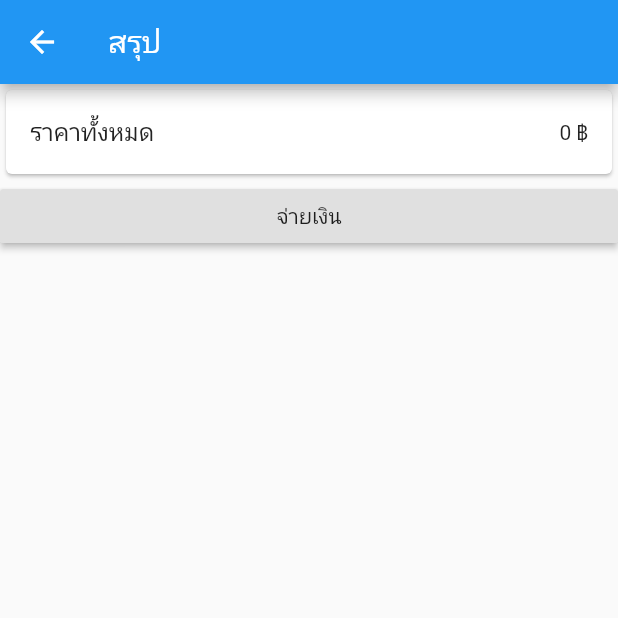
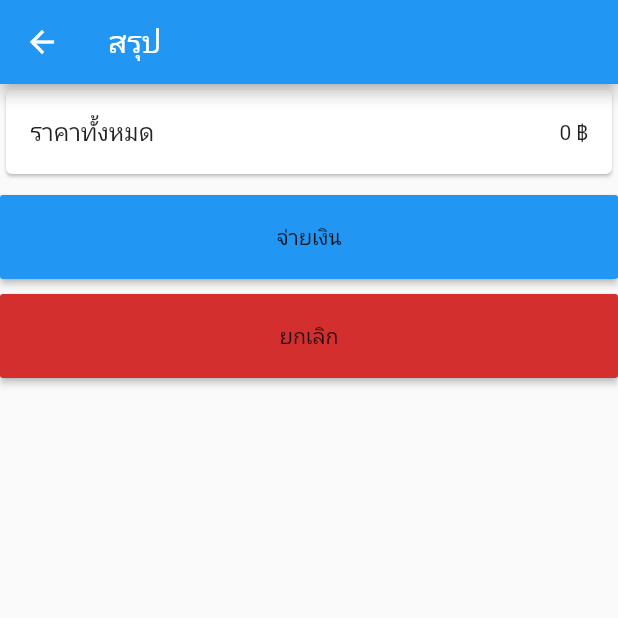
Before and after one commit to Naphaphach/JustYib, a Flutter app: the Summary screen opened directly with empty values, on a phone screen of 412 x 824 dp, the top half of it. Run offline on Flutter 3.47's test engine with Material 2 defaults, Android fonts, the phone set to English and light mode, and no system bars; our stand-ins replace firebase_analytics, package_info; missing offline and left inert: flutter_cupertino_date_picker; accounts and stored records are empty; network calls fail.

```diff
--- a/lib/views/order.dart
+++ b/lib/views/order.dart
@@ -21,7 +21,7 @@ class Order extends StatelessWidget {
         title: Text("รายการของฉัน"),
       ),
       body: ListView(
-        children: SingletonCart().carts.map((cart) {
+        children: SingletonCart().onlyNoneTakenCart().map((cart) {
           return CartList(cart);
           // return Text(cart.totalPrice().toString());
         }).toList(),
--- a/lib/views/summary.dart
+++ b/lib/views/summary.dart
@@ -59,8 +59,12 @@ class SummaryState extends State<Summary> {
     list.add(PriceCard(price: cart.getTotalPrice()));
 
     if (cart.isStatus(Status.none)) {
-      list.add(
-        RaisedButton(
+      list.add(Padding(
+        padding: EdgeInsets.only(top: 10.0),
+        child: MaterialButton(
+          height: 56.0,
+          color: ThemeData.light().primaryColor,
+          highlightColor: Colors.transparent,
           child: Text("จ่ายเงิน"),
           onPressed: () {
             print("paid -- done!");
@@ -70,7 +74,23 @@ class SummaryState extends State<Summary> {
           },
           padding: EdgeInsets.symmetric(vertical: 7.0),
         ),
-      );
+      ));
+
+      list.add(Padding(
+        padding: EdgeInsets.symmetric(vertical: 10.0),
+        child: MaterialButton(
+          height: 56.0,
+          color: ThemeData.light().errorColor,
+          highlightColor: Colors.transparent,
+          child: Text("ยกเลิก"),
+          onPressed: () {
+            print("cancel!");
+            SingletonCart().cancelCurrentCart();
+            Navigator.popUntil(context, ModalRoute.withName('/'));
+          },
+          padding: EdgeInsets.symmetric(vertical: 7.0),
+        ),
+      ));
     }
 
     return Scaffold(
```
Also changed, not shown: lib/models/cart.dart (+15 -3 lines).
